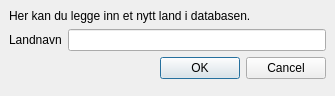
Qt form src/QT/jobber/jobber/newcountry.ui (andersbo87/sources) before a commit.
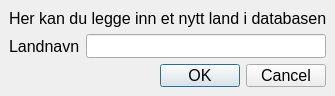
The same form after that commit. Icons and pictures are not drawn.

```diff
--- a/src/QT/jobber/jobber/newcountry.ui
+++ b/src/QT/jobber/jobber/newcountry.ui
@@ -16,6 +16,12 @@
     <height>96</height>
    </size>
   </property>
+  <property name="font">
+   <font>
+    <family>Arial</family>
+    <pointsize>12</pointsize>
+   </font>
+  </property>
   <property name="windowTitle">
    <string>MainWindow</string>
   </property>
```
